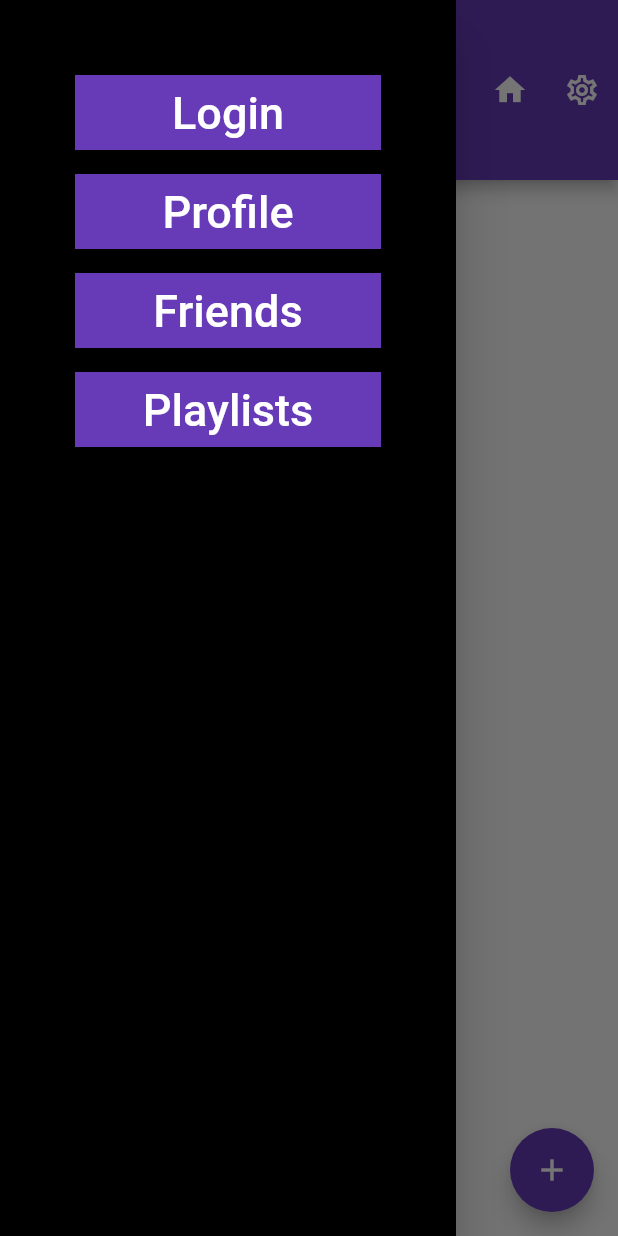
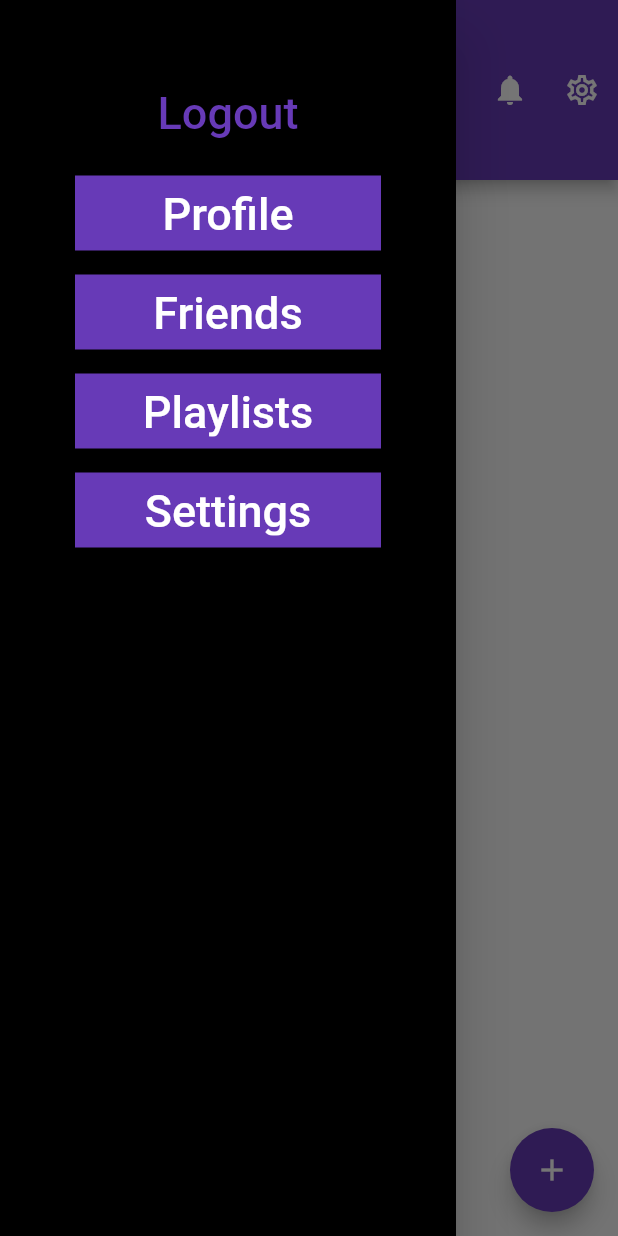
Before and after one commit to CSCI4100U/course-project-csci-4100-final-project-aud-io, a Flutter app: the screen it shows after launch, with the side drawer open, on a phone screen of 412 x 824 dp. Run offline on Flutter 3.47's test engine with Material 2 defaults, Android fonts, the phone set to English and light mode, and no system bars; our stand-ins replace animated_splash_screen, page_transition.

```diff
--- a/group_project/lib/main.dart
+++ b/group_project/lib/main.dart
@@ -4,17 +4,7 @@ import 'package:group_project/side_menu_item.dart';
 import 'package:group_project/user_classes/friends.dart';
 import 'package:page_transition/page_transition.dart';
 
-//App Logo
-// Container logo = Container(
-//     decoration: const BoxDecoration(
-//         image: DecorationImage(
-//           image: AssetImage('lib/images/audio.png'),
-//               fit: BoxFit.cover
-//         ),
-//     )
-// );
-
-Image logo = Image(
+Image logo = const Image(
       image: AssetImage('lib/images/audio_alt.png'),
     );
 
@@ -62,6 +52,9 @@ class MyApp extends StatelessWidget {
   }
 }
 
+//Todo: make this boolean functional
+bool isLoggedIn = false;
+
 class MyHomePage extends StatefulWidget {
   const MyHomePage({super.key, required this.title});
   final Widget title;
@@ -72,17 +65,28 @@ class MyHomePage extends StatefulWidget {
 
 class _MyHomePageState extends State<MyHomePage> {
 
-
-
   @override
   Widget build(BuildContext context) {
 
-    List options = [
-      SideMenuItem(title:"Login",route:"/loginForm"),
+    List sideMenuOptions = [
+      TextButton(
+        onPressed: (){
+          setState(() {
+            isLoggedIn = false;
+            //Todo: go back to /login
+          });
+        },
+        child: const Text(
+          "Logout",
+          style: TextStyle(fontSize: 30),
+        ),
+      ),
       SideMenuItem(title:"Profile",route:"/profile"),
       SideMenuItem(title:"Friends",route:"/friendList"),
       SideMenuItem(title:"Playlists",route:"/playlists"),
+      SideMenuItem(title:"Settings",route:"/settings"),
     ];
+
     return Scaffold(
       appBar: AppBar(
         toolbarHeight: 120,
@@ -92,10 +96,10 @@ class _MyHomePageState extends State<MyHomePage> {
         actions: [
           IconButton(
             onPressed: (){
-              //Call async function that goes to route "/home"
-              Navigator.pushNamed(context, '/home');
+              //Call async function that goes to route "/notifications"
+              //Navigator.pushNamed(context, '/notifications');
             },
-            icon: Icon(Icons.home),
+            icon: const Icon(Icons.notifications),
           ),
           IconButton(
             onPressed: (){
@@ -120,12 +124,12 @@ class _MyHomePageState extends State<MyHomePage> {
           padding: const EdgeInsets.all(50),
           child: ListView.separated(
               itemBuilder: (context,index){
-                return options[index];
+                return sideMenuOptions[index];
               },
               separatorBuilder: (context,index){
                 return Divider();
               },
-              itemCount: options.length
+              itemCount: sideMenuOptions.length
           ),
         ),
       ),
```
Also changed, not shown: group_project/lib/user_classes/friends.dart (+30 -19 lines).
